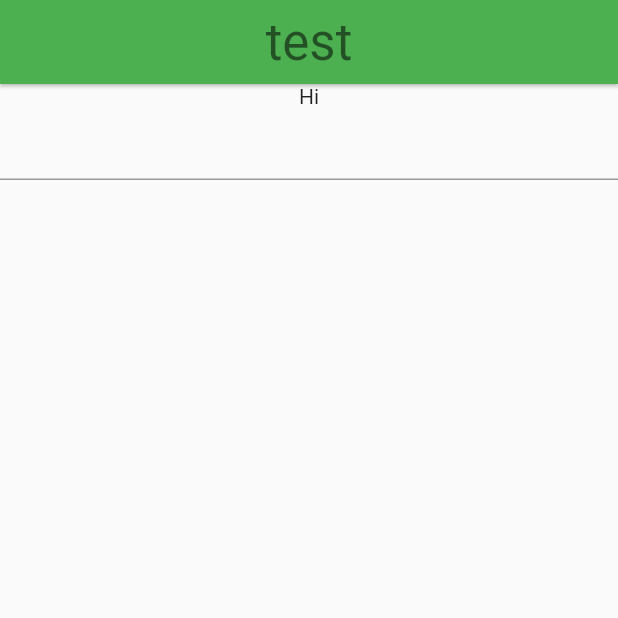
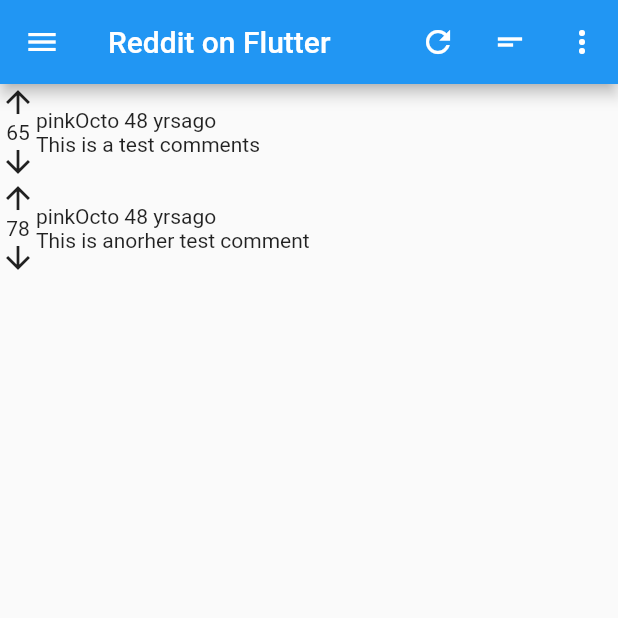
Before and after one commit to munro98/RedditOnFlutter, a Flutter app: the screen it shows after launch, after a tap on "titlesdfsdfsdfsdfsdfdddddddddddddddddddd", on a phone screen of 412 x 824 dp, the top half of it. Run offline on Flutter 3.47's test engine with Material 2 defaults, Android fonts, the phone set to English and light mode, and no system bars; our stand-ins replace shared_preferences; statements that could not run were skipped.

Commit message:
Added a route to be able to display reddit comments.

```diff
--- /dev/null
+++ b/lib/CommentRoute.dart
@@ -0,0 +1,200 @@
+import 'package:flutter/material.dart';
+import 'package:url_launcher/url_launcher.dart';
+import 'package:shared_preferences/shared_preferences.dart';
+
+
+import 'FetchLinks.dart';
+import 'Utils.dart';
+
+class Choice {
+  const Choice({this.title, this.icon});
+
+  final String title;
+  final IconData icon;
+}
+
+
+const List<Choice> choices = const <Choice>[
+  const Choice(title: 'Car', icon: Icons.directions_car),
+  const Choice(title: 'Refresh', icon: Icons.refresh),
+  const Choice(title: 'Boat', icon: Icons.directions_boat),
+  const Choice(title: 'Bus', icon: Icons.directions_bus),
+  const Choice(title: 'Train', icon: Icons.directions_railway),
+  const Choice(title: 'Walk', icon: Icons.directions_walk),
+];
+
+
+class CommentRoute extends StatefulWidget {
+
+  const CommentRoute();
+
+  @override
+  CommentRouteState createState() => CommentRouteState();
+
+}
+
+class CommentRouteState extends State<CommentRoute> {
+
+  final api = Api();
+  var _comments = <Comment>[new Comment(65, 'This is a test comments', 0, 'pinkOcto', false), new Comment(78, 'This is anorher test comment', 0, 'pinkOcto', false)];
+  var _subs = <String>['all', 'popular', 'AskReddit', 'worldnews'];
+
+  Choice _selectedChoice = choices[0]; // The app's "state".
+
+  @override
+  void initState() {
+    super.initState();
+
+
+    //print( " initState" + _comments.length.toString());
+    //TODO fix me
+  }
+
+  void _select(Choice choice) {
+    setState(() {
+      _selectedChoice = choice;
+    });
+  }
+
+  void _openLink() {
+  }
+
+  @override
+  Widget build(BuildContext context) {
+    return new MaterialApp(
+      home: new Scaffold(
+
+        drawer:
+
+        new Drawer(
+
+          //child: new Padding(
+          //    padding: new EdgeInsets.only(top: MediaQuery.of(context).padding.top),
+            child: TextField(
+              keyboardType: TextInputType.text,
+              style: Theme.of(context).textTheme.display1,
+              onChanged: (s) {
+
+              },
+              onSubmitted: (s) {
+
+              },
+            )//Text('test')
+
+          //)
+        ),
+
+        appBar: new AppBar(
+            title: const Text('Reddit on Flutter'),
+            actions: <Widget>[
+              new IconButton(
+                icon: new Icon(choices[1].icon),
+                onPressed: () async {
+
+                  /*
+                  final links = await api.fetch() ;
+
+                  setState(() {
+                    _posts = links;
+                  });
+                  */
+
+                },
+              ),new IconButton(
+                icon: new Icon(Icons.short_text),
+                onPressed: () async {
+                  //Utils.testFunc();
+
+                },
+              ),
+              new PopupMenuButton<Choice>(
+                onSelected: _select,
+                itemBuilder: (BuildContext context) {
+                  return choices.skip(2).map((Choice choice) {
+                    return new PopupMenuItem<Choice>(
+                      value: choice,
+                      child: new Text(choice.title),
+                    );
+                  }).toList();
+                },
+              )
+
+            ]
+
+        ),
+
+
+        body: //const Text('Reddit on Flutter')
+
+        new ListView.builder(
+          itemBuilder: (BuildContext context, int index) =>
+          //new Text('Reddit on Flutter'),
+          new CommentItem(_comments[index],this),
+          itemCount: _comments.length,//_comments.length,
+        )
+
+        ,
+      ),
+    );
+  }
+}
+
+
+
+class CommentItem extends StatelessWidget {
+  const CommentItem(this.c, this.crt);
+
+  final Comment c;
+  final CommentRouteState crt;
+
+  Widget _buildTiles(Comment root, BuildContext context) {
+
+    return GestureDetector(
+        onHorizontalDragStart: (DragStartDetails d) {
+          print("dragStart");
+        },
+        onHorizontalDragEnd: (DragEndDetails d) async {
+          print("dragEnd");
+
+        },
+
+        child :
+        Row(children: [
+          Column(children: [
+            Icon(Icons.arrow_upward),
+            Text(c.score.toString()),
+            Icon(Icons.arrow_downward)
+          ]),
+
+          new Flexible( child:
+          Column(
+              crossAxisAlignment: CrossAxisAlignment.start,
+              children: [
+                InkWell(
+                  splashColor: Colors.deepOrange,
+                  highlightColor: Colors.deepPurple,
+                  onTap: () {
+                    print('tap2!');
+                    //_navigateToComments(context);
+                  },
+
+                  child: Column(
+                      crossAxisAlignment: CrossAxisAlignment.start,
+                      children: [
+                        Text( (c.author + ' ' + Utils.getTimeSincePost(c.created_utc) + 'ago') ),
+                      ]),
+
+                )
+                ,
+                Text(c.body)
+              ]))
+        ]
+        )
+    );
+  }
+
+  @override
+  Widget build(BuildContext context) {
+    return _buildTiles(c, context);
+  }
+}
--- a/lib/main.dart
+++ b/lib/main.dart
@@ -3,6 +3,7 @@ import 'package:url_launcher/url_launcher.dart';
 import 'package:shared_preferences/shared_preferences.dart';
 
 
+import 'CommentRoute.dart';
 import 'FetchLinks.dart';
 import 'Utils.dart';
 
@@ -17,6 +18,7 @@ load thumbnails
 
 
 manage sub reddits
+listview builder for subs List
 tabs for best hot new saved top controversial rising gilded comments
 
 
@@ -53,6 +55,7 @@ class _CategoryRouteState extends State<CategoryRoute> {
 
   final api = Api();
   var _posts = <Link>[];
+  var _subs = <String>['all', 'popular', 'AskReddit', 'worldnews'];
 
   Choice _selectedChoice = choices[0]; // The app's "state".
 
@@ -61,6 +64,8 @@ class _CategoryRouteState extends State<CategoryRoute> {
     super.initState();
 
     _posts.add(new Link(99, 'titlesdfsdfsdfsdfsdfdddddddddddddddddddddfgsdfgdfgsdfgdfg plz wrap', 'site', 132, 'asb', 51231, 'pinkOcto', 'https://google.com'));
+
+    print( " initState" + _posts.length.toString());
   }
 
 
@@ -160,36 +165,13 @@ class _CategoryRouteState extends State<CategoryRoute> {
   }
 }
 
-// One entry in the multilevel list displayed by this app.
-class Entry {
-  Entry(this.title, [this.score = 0]);
 
-  final String title;
-  final int score;
-}
 
-// The entire multilevel list displayed by this app.
-List<Entry> data = <Entry>[
-  new Entry(
-    'This is a test post',
-  ),
-  new Entry(
-    'Chapter B',
-  ),
-  new Entry(
-    'Chapter C',
-  ),
-];
 
-/*
-Icon(Icons.font_download, size: 60.0),
-Icon(Icons.http, size: 60.0),
-Icon(Icons.movie, size: 60.0),
-Image.asset()
-Image.file()
-Image.network( width, fit BoxFit.fitWidth)
-surround with aspectRatio
-* */
+
+
+
+
 
 // Displays one Entry. If the entry has children then it's displayed
 // with an ExpansionTile.
@@ -298,36 +280,10 @@ void _navigateToComments(BuildContext context) {
       .of(context)
       .push(MaterialPageRoute<Null>(
       builder: (BuildContext context) {
-        return
-          MaterialApp(
-          home : Scaffold(
-            appBar:
-            AppBar(
-                elevation: 1.0,
-                title: Text('test', style: Theme
-                    .of(context)
-                    .textTheme
-                    .display1),
-                centerTitle: true,
-                backgroundColor: Colors.green,
-                //
-            ),
-              body: Column(
-                children: <Widget>[
-                  InkWell (
-                      onTap: () {
-                        print("pressed");
-                      },
-                      child: Text('Hi')
-                  ),
-                  TextField(keyboardType: TextInputType.text,)
-                ],
-              )
+        return new CommentRouteState().build(context);
 
-          ),
+      }
 
-          );
-      }
   ));
 }
 
@@ -358,6 +314,7 @@ void _navigateToImage(BuildContext context) {
 void main() {
 
   runApp(new CategoryRoute());
+
 }
 
 
```
Also changed, not shown: 1 other file.
